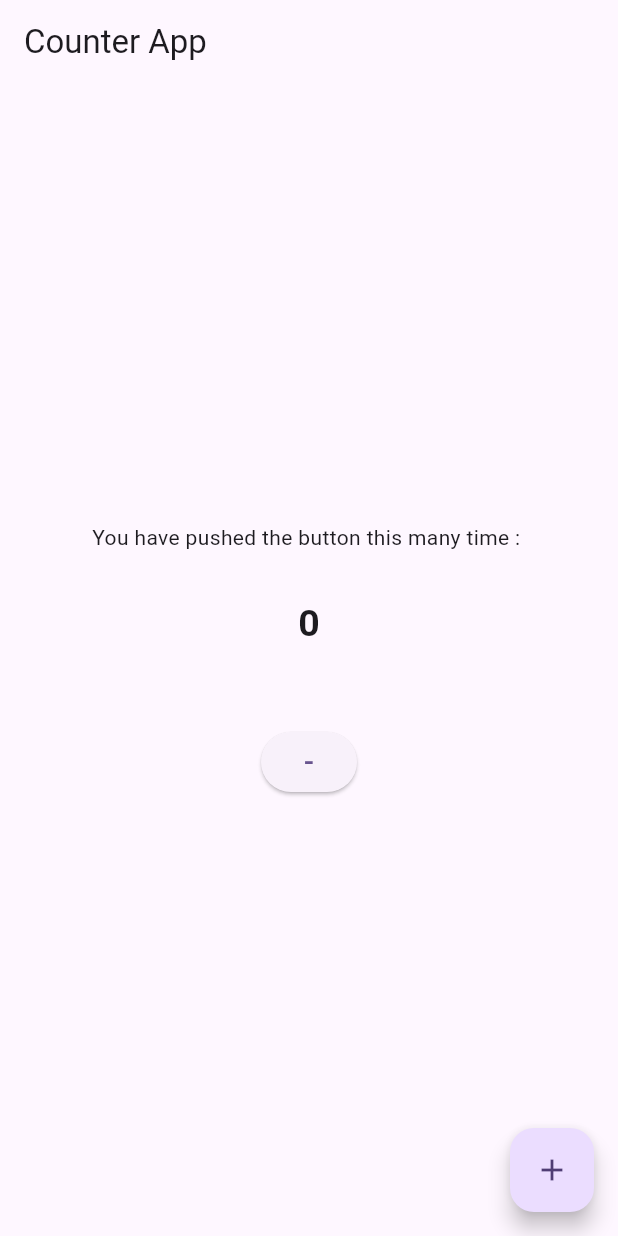
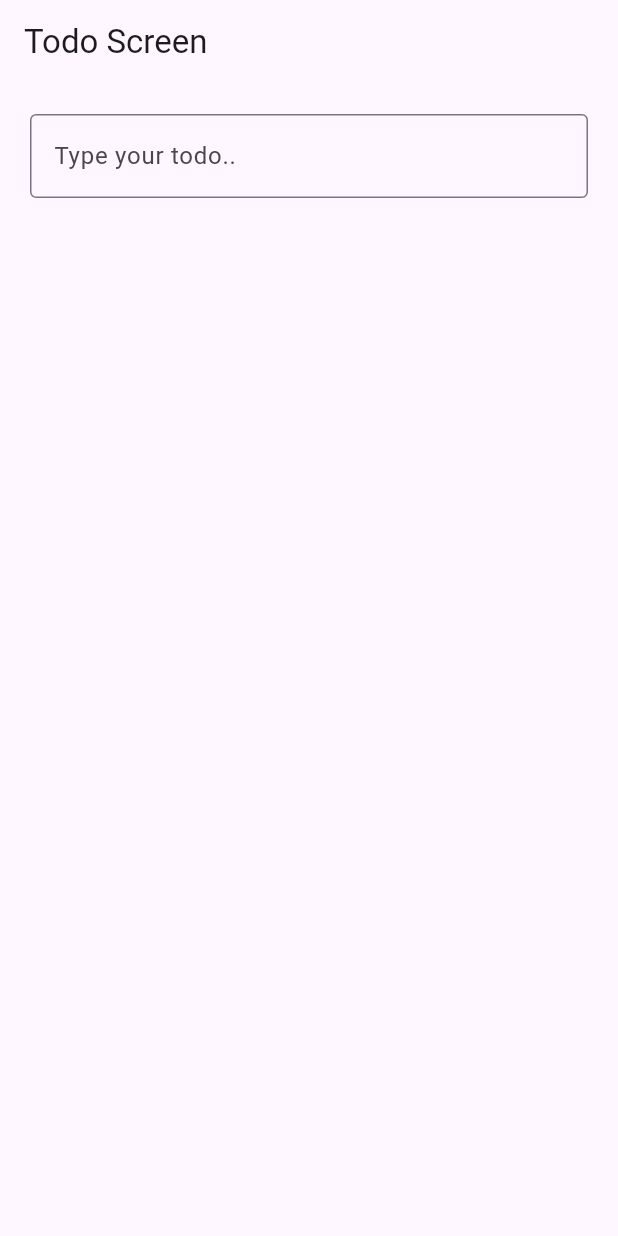
Before and after one commit to IfranTuhin/Riverpod-Practice, a Flutter app: the screen it shows after launch, on a phone screen of 412 x 824 dp. Run offline on Flutter 3.47's test engine with Material 3 defaults, Android fonts, the phone set to English and light mode, and no system bars; our stand-ins replace flutter_riverpod, freezed_annotation, riverpod_annotation; generated files the repository leaves out were written again.

Commit message:
Todo app with riverpod

```diff
--- /dev/null
+++ b/lib/feature/todo_app/model/todo_model.dart
@@ -0,0 +1,14 @@
+import 'package:freezed_annotation/freezed_annotation.dart';
+
+part 'todo_model.freezed.dart';
+part 'todo_model.g.dart';
+
+@freezed
+class TodoModel with _$TodoModel{
+  const factory TodoModel({
+    required int id,
+    required String description,
+    required bool completed}) = _TodoModel;
+
+  factory TodoModel.fromJson(Map<String, dynamic> json) => _$TodoModelFromJson(json);
+}
--- /dev/null
+++ b/lib/feature/todo_app/provider/todo_provider.dart
@@ -0,0 +1,27 @@
+import 'package:riverpod_annotation/riverpod_annotation.dart';
+import 'package:riverpod_practice/feature/todo_app/model/todo_model.dart';
+
+part 'todo_provider.g.dart';
+
+@riverpod
+class Todos extends _$Todos{
+  @override
+  List<TodoModel> build() {
+    return [];
+  }
+
+  // Add Todo Methods
+  void addTodo(TodoModel todo) {
+    state = [todo, ...state];
+  }
+
+  // Toggle Todo
+  void toggleTodo(int id, bool isCompleted) {
+    state = [
+      for(final todo in state)
+        if(todo.id == id)
+          todo.copyWith(completed: isCompleted)
+        else todo
+    ];
+  }
+}
--- /dev/null
+++ b/lib/feature/todo_app/screen/todo_screen.dart
@@ -0,0 +1,84 @@
+import 'dart:math';
+
+import 'package:flutter/material.dart';
+import 'package:flutter_riverpod/flutter_riverpod.dart';
+import 'package:riverpod_practice/feature/todo_app/model/todo_model.dart';
+import 'package:riverpod_practice/feature/todo_app/provider/todo_provider.dart';
+
+
+class TodoScreen extends ConsumerWidget {
+  TodoScreen({super.key});
+
+  TextEditingController inputController = TextEditingController();
+
+  @override
+  Widget build(BuildContext context, WidgetRef ref) {
+
+
+
+    return Scaffold(
+      appBar: AppBar(
+        title: const Text('Todo Screen'),
+      ),
+
+      body: SafeArea(
+        child: Padding(
+          padding: const EdgeInsets.all(20.0),
+          child: SingleChildScrollView(
+            child: Column(
+              children: [
+                TextFormField(
+                  controller: inputController,
+                  decoration: InputDecoration(
+                    hintText: 'Type your todo..',
+                    border: OutlineInputBorder(),
+                  ),
+                  onFieldSubmitted: (value) => {
+                    ref.read(todosProvider.notifier).addTodo(
+                      TodoModel(id: Random().nextInt(9999), description: value, completed: false),
+                    ),
+                    showSnackBar(context),
+                    inputController.text = '',
+                  },
+                ),
+                const SizedBox(height: 20),
+
+                // Display Todos
+                Consumer(
+                  builder: (context, ref, child) {
+                    final todos = ref.watch(todosProvider);
+                    return ListView.builder(
+                      shrinkWrap: true,
+                      physics: const NeverScrollableScrollPhysics(),
+                      itemCount: todos.length,
+                      itemBuilder: (context, index) => ListTile(
+                        title: Text(
+                          todos[index].description,
+                          style: todos[index].completed ? const TextStyle(decoration: TextDecoration.lineThrough, color: Colors.red) : null,
+                        ),
+                        trailing: Checkbox(
+                          value: todos[index].completed,
+                          onChanged: (value) => {
+                            ref.read(todosProvider.notifier).toggleTodo(todos[index].id, value!),
+                          },
+                        ),
+                      ),
+                    );
+                  },
+                ),
+              ],
+            ),
+          ),
+        ),
+      ),
+    );
+  }
+
+  // Show Snackbar
+  showSnackBar(BuildContext context) {
+    return ScaffoldMessenger.of(context).showSnackBar(const SnackBar(
+      content: Text('Todo Added Successfully', style: TextStyle(color: Colors.white),),
+      backgroundColor: Colors.green,
+    ));
+  }
+}
--- a/lib/main.dart
+++ b/lib/main.dart
@@ -1,6 +1,7 @@
 import 'package:flutter/material.dart';
 import 'package:flutter_riverpod/flutter_riverpod.dart';
 import 'package:riverpod_practice/feature/counter_app/screen/counter_app.dart';
+import 'package:riverpod_practice/feature/todo_app/screen/todo_screen.dart';
 
 void main() {
   runApp(const ProviderScope(child: MyApp()));
@@ -19,7 +20,7 @@ class MyApp extends StatelessWidget {
         colorScheme: ColorScheme.fromSeed(seedColor: Colors.deepPurple),
         useMaterial3: true,
       ),
-      home: CounterApp(),
+      home: TodoScreen(),
     );
   }
 }
--- a/pubspec.yaml
+++ b/pubspec.yaml
@@ -15,6 +15,8 @@ dependencies:
   cupertino_icons: ^1.0.8
   flutter_riverpod: ^2.6.1
   riverpod_annotation: ^2.6.1
+  freezed_annotation: ^2.4.4
+  json_annotation: ^4.9.0
 
 dev_dependencies:
   flutter_test:
@@ -23,7 +25,8 @@ dev_dependencies:
   flutter_lints: ^4.0.0
   riverpod_generator: ^2.6.3
   build_runner: ^2.4.13
-
+  freezed: ^2.5.7
+  json_serializable: ^6.9.0
 
 flutter:
 
```
Also changed, not shown: lib/feature/todo_app/model/todo_model.freezed.dart (added), lib/feature/todo_app/model/todo_model.g.dart (added), lib/feature/todo_app/provider/todo_provider.g.dart (added), lib/feature/todo_app/screen/widgets/show_snackbar.dart (added), pubspec.lock.
